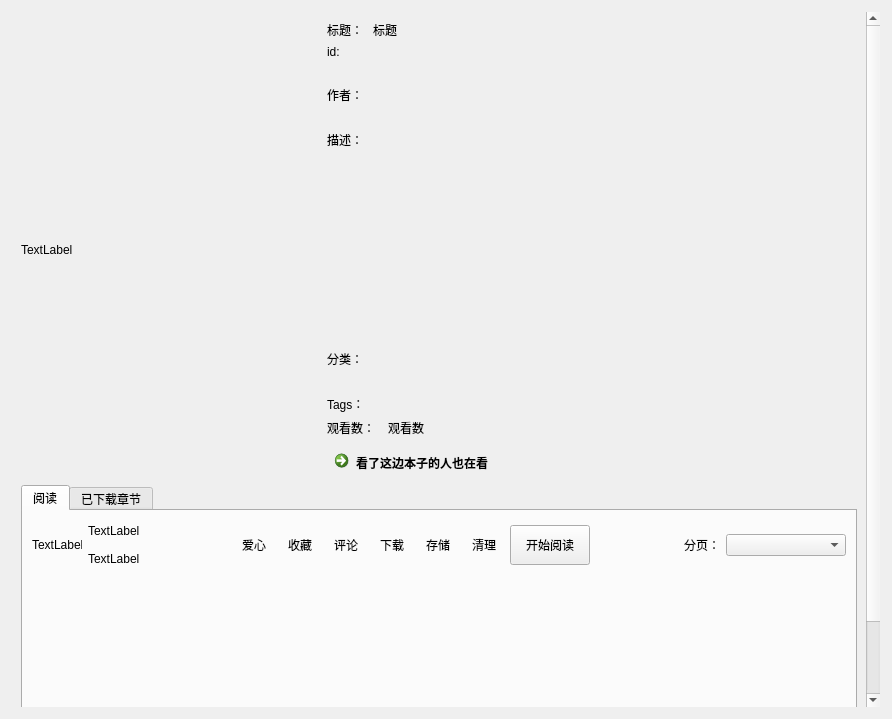
The window that ui/ui_book_info.ui (tonquer/picacg-qt) describes before a commit, drawn with Qt 5.
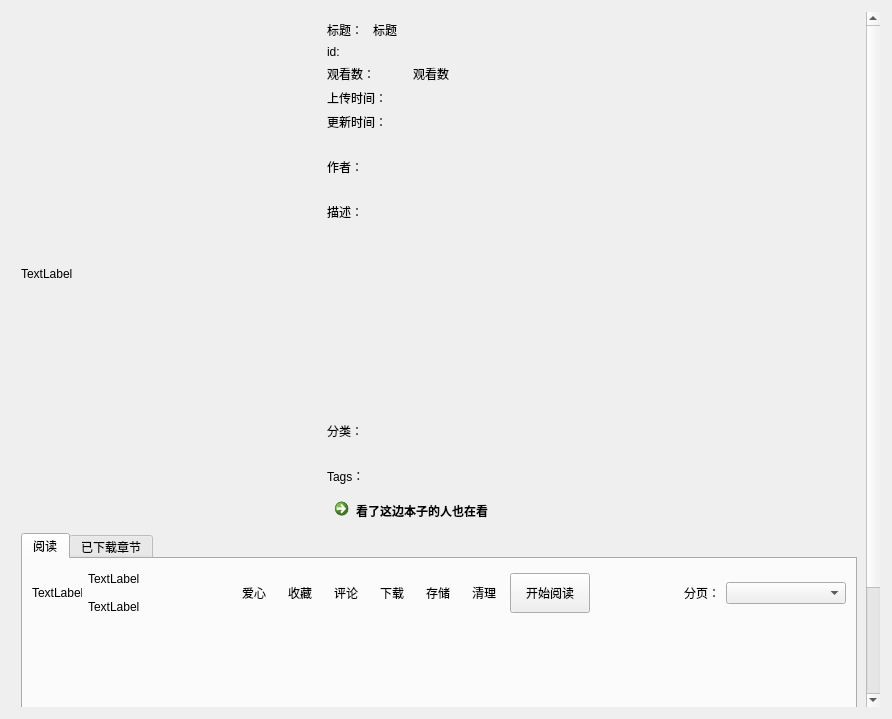
The same window after the commit. Icons and pictures are not drawn. Custom widgets are drawn as their Qt base class.

```diff
--- a/ui/ui_book_info.ui
+++ b/ui/ui_book_info.ui
@@ -133,6 +133,84 @@
                </item>
               </layout>
              </item>
+             <item>
+              <layout class="QHBoxLayout" name="horizontalLayout_9">
+               <item>
+                <widget class="QLabel" name="label_7">
+                 <property name="maximumSize">
+                  <size>
+                   <width>80</width>
+                   <height>20</height>
+                  </size>
+                 </property>
+                 <property name="text">
+                  <string>观看数：</string>
+                 </property>
+                </widget>
+               </item>
+               <item>
+                <widget class="QLabel" name="views">
+                 <property name="maximumSize">
+                  <size>
+                   <width>16777215</width>
+                   <height>20</height>
+                  </size>
+                 </property>
+                 <property name="text">
+                  <string>观看数</string>
+                 </property>
+                </widget>
+               </item>
+              </layout>
+             </item>
+             <item>
+              <layout class="QHBoxLayout" name="horizontalLayout_13">
+               <item>
+                <widget class="QLabel" name="label_9">
+                 <property name="maximumSize">
+                  <size>
+                   <width>80</width>
+                   <height>16777215</height>
+                  </size>
+                 </property>
+                 <property name="text">
+                  <string>上传时间：</string>
+                 </property>
+                </widget>
+               </item>
+               <item>
+                <widget class="QLabel" name="upTime">
+                 <property name="text">
+                  <string/>
+                 </property>
+                </widget>
+               </item>
+              </layout>
+             </item>
+             <item>
+              <layout class="QHBoxLayout" name="horizontalLayout_14">
+               <item>
+                <widget class="QLabel" name="label_12">
+                 <property name="maximumSize">
+                  <size>
+                   <width>80</width>
+                   <height>16777215</height>
+                  </size>
+                 </property>
+                 <property name="text">
+                  <string>更新时间：</string>
+                 </property>
+                </widget>
+               </item>
+               <item>
+                <widget class="QLabel" name="lastUpTime">
+                 <property name="text">
+                  <string/>
+                 </property>
+                </widget>
+               </item>
+              </layout>
+             </item>
              <item>
               <layout class="QHBoxLayout" name="horizontalLayout_4">
                <item>
@@ -307,36 +385,6 @@
                </item>
               </layout>
              </item>
-             <item>
-              <layout class="QHBoxLayout" name="horizontalLayout_9">
-               <item>
-                <widget class="QLabel" name="label_7">
-                 <property name="maximumSize">
-                  <size>
-                   <width>55</width>
-                   <height>20</height>
-                  </size>
-                 </property>
-                 <property name="text">
-                  <string>观看数：</string>
-                 </property>
-                </widget>
-               </item>
-               <item>
-                <widget class="QLabel" name="views">
-                 <property name="maximumSize">
-                  <size>
-                   <width>16777215</width>
-                   <height>20</height>
-                  </size>
-                 </property>
-                 <property name="text">
-                  <string>观看数</string>
-                 </property>
-                </widget>
-               </item>
-              </layout>
-             </item>
              <item>
               <widget class="QCommandLinkButton" name="commandLinkButton">
                <property name="sizePolicy">
```
Left out of the diff: 2 changed lines with no effect on the pictures.
